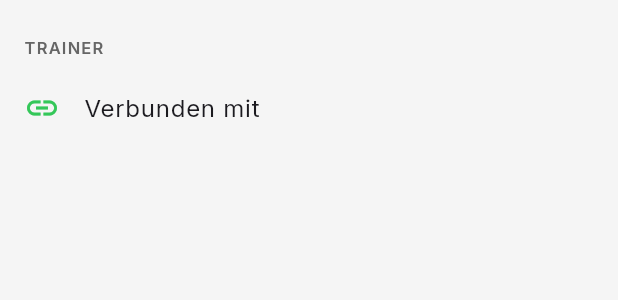
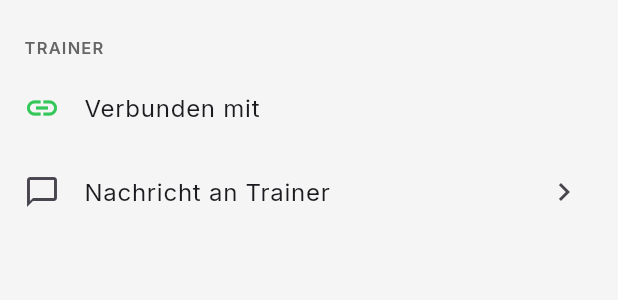
Before and after one commit to RealBugBear/CoreJourney, a Flutter app: the _ConnectTrainerTile widget shown alone on an empty page, opened directly, on a phone screen of 412 x 824 dp. Shown: the top 300 px of the screen. Run offline on Flutter 3.47's test engine with Material 3 defaults, Android fonts, the phone set to English and light mode, and no system bars; our stand-ins replace audioplayers, connectivity_plus, drift, equatable, fl_chart, flutter_dotenv and 12 more; missing offline and left inert: agora_rtc_engine; accounts and stored records are empty; generated files the repository leaves out were written again; network calls fail.

Commit message:
fix(profile): fix clientTrainerProvider join ambiguity; add trainer chat shortcut for connected trainees

```diff
--- a/lib/features/profile/presentation/screens/profile_screen.dart
+++ b/lib/features/profile/presentation/screens/profile_screen.dart
@@ -398,8 +398,47 @@ class _ConnectTrainerTile extends ConsumerWidget {
               ? null
               : () => _showInviteDialog(context, ref, l10n),
         ),
+        if (trainerName != null)
+          ListTile(
+            leading: const Icon(Icons.chat_bubble_outline),
+            title: const Text('Nachricht an Trainer'),
+            trailing: const Icon(Icons.chevron_right),
+            onTap: () => _openTrainerChat(context),
+          ),
       ],
     );
+  }
+
+  Future<void> _openTrainerChat(BuildContext context) async {
+    final userId = Supabase.instance.client.auth.currentUser?.id;
+    if (userId == null) return;
+    try {
+      // Find active trainer
+      final rel = await Supabase.instance.client
+          .from('trainer_client_relationships')
+          .select('trainer_id')
+          .eq('client_id', userId)
+          .eq('status', 'active')
+          .maybeSingle();
+      if (rel == null || !context.mounted) return;
+      final trainerId = rel['trainer_id'] as String;
+
+      // Get or create direct channel between trainee and trainer
+      final channelId = await Supabase.instance.client.rpc(
+        'get_or_create_direct_channel',
+        params: {'user_a': userId, 'user_b': trainerId},
+      ) as String;
+
+      if (context.mounted) {
+        context.push(Routes.chatChannel.replaceFirst(':channelId', channelId));
+      }
+    } catch (e) {
+      if (context.mounted) {
+        ScaffoldMessenger.of(context).showSnackBar(
+          SnackBar(content: Text('Chat konnte nicht geöffnet werden: $e')),
+        );
+      }
+    }
   }
 
   Future<void> _showInviteDialog(
--- a/lib/features/trainer/presentation/providers/trainer_provider.dart
+++ b/lib/features/trainer/presentation/providers/trainer_provider.dart
@@ -192,16 +192,26 @@ Future<void> switchTrainer(String newInviteCode) async {
 // ── Client's linked trainer ───────────────────────────────────────────────────
 
 final clientTrainerProvider = FutureProvider<String?>((ref) async {
+  ref.watch(authStateProvider);
   final userId = Supabase.instance.client.auth.currentUser?.id;
   if (userId == null) return null;
-  final res = await Supabase.instance.client
+
+  // Step 1: get trainer_id from relationship (avoid ambiguous multi-FK join)
+  final rel = await Supabase.instance.client
       .from('trainer_client_relationships')
-      .select('profiles!trainer_id(display_name)')
+      .select('trainer_id')
       .eq('client_id', userId)
       .eq('status', 'active')
       .maybeSingle();
-  if (res == null) return null;
-  final profile = res['profiles'] as Map<String, dynamic>?;
+  if (rel == null) return null;
+
+  // Step 2: fetch trainer's display name separately
+  final trainerId = rel['trainer_id'] as String;
+  final profile = await Supabase.instance.client
+      .from('profiles')
+      .select('display_name')
+      .eq('id', trainerId)
+      .maybeSingle();
   return (profile?['display_name'] as String?) ?? 'Trainer';
 });
 
```
